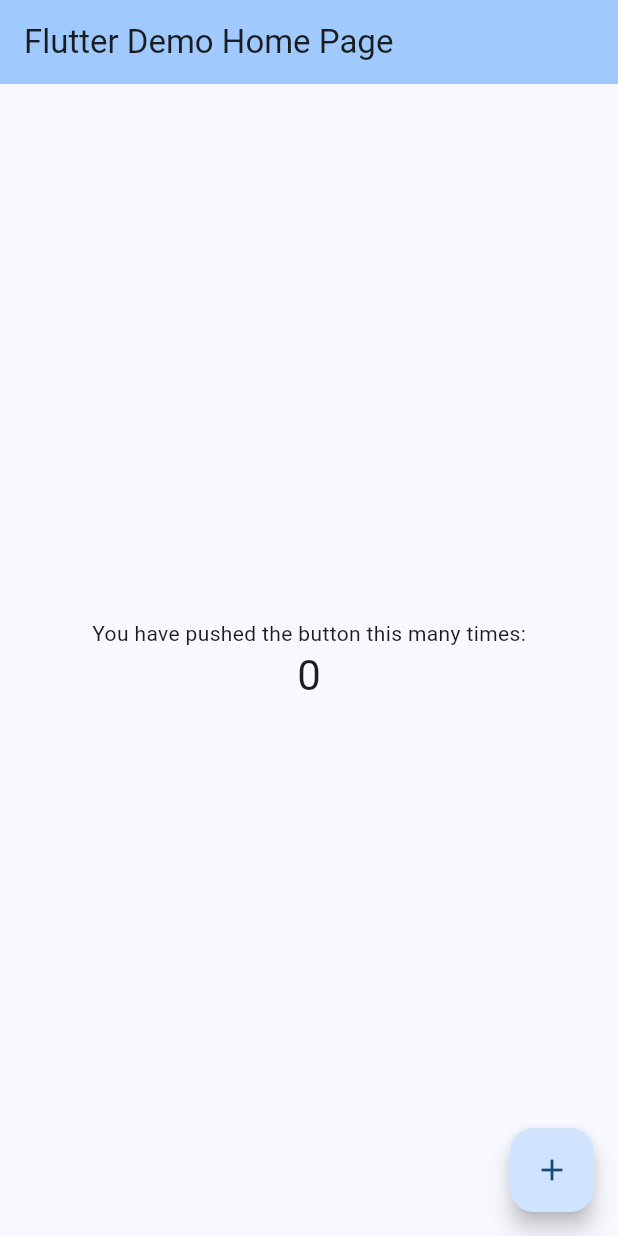
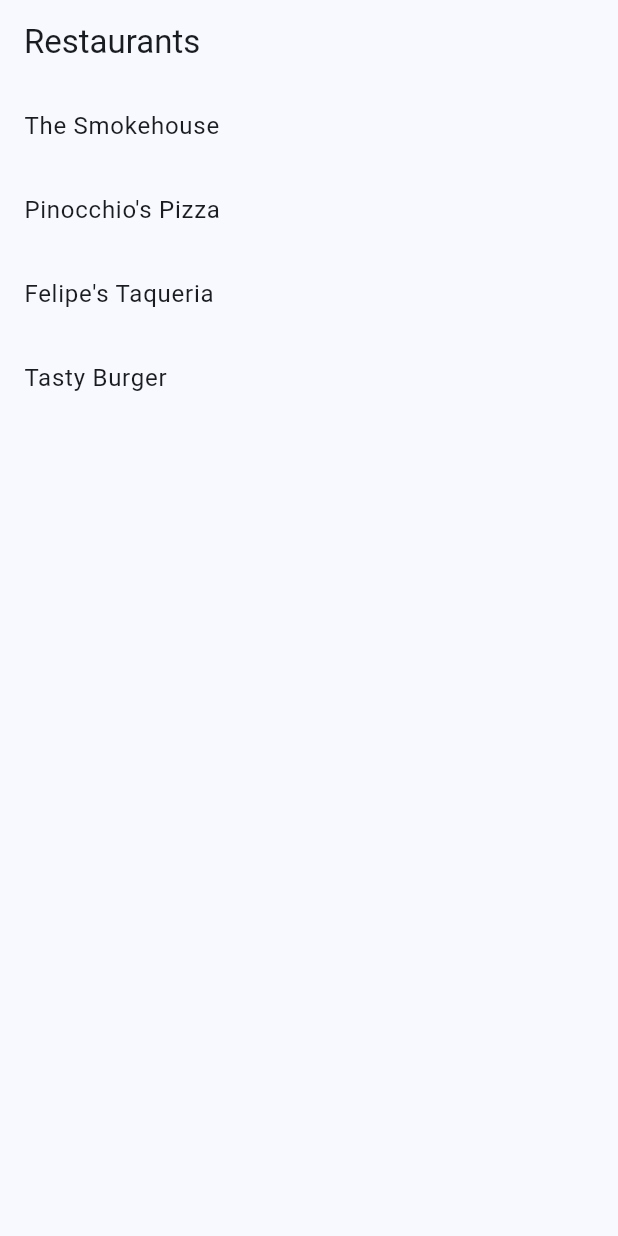
Before and after one commit to Lopez4163/Restaurant_App, a Flutter app: the screen it shows after launch, on a phone screen of 412 x 824 dp. Run offline on Flutter 3.47's test engine with Material 3 defaults, Android fonts, the phone set to English and light mode, and no system bars.

Commit message:
Display JSON data in a list
- Implemented functionality to load and display restaurant names from JSON data in a list view.

```diff
--- a/lib/main.dart
+++ b/lib/main.dart
@@ -1,4 +1,6 @@
 import 'package:flutter/material.dart';
+import 'dart:convert';
+import 'package:flutter/services.dart' show rootBundle;
 
 void main() {
   runApp(const MyApp());
@@ -10,60 +12,95 @@ class MyApp extends StatelessWidget {
   @override
   Widget build(BuildContext context) {
     return MaterialApp(
-      title: 'Flutter Demo',
+      title: 'Restaurant App',
       theme: ThemeData(
         colorScheme: ColorScheme.fromSeed(seedColor: Colors.blue),
         useMaterial3: true,
       ),
       debugShowCheckedModeBanner: false,
-      home: const MyHomePage(title: 'Flutter Demo Home Page'),
+      home: const RestaurantListScreen(),
     );
   }
 }
 
-class MyHomePage extends StatefulWidget {
-  const MyHomePage({super.key, required this.title});
-  final String title;
+class RestaurantListScreen extends StatefulWidget {
+  const RestaurantListScreen({super.key});
 
   @override
-  State<MyHomePage> createState() => _MyHomePageState();
+  // ignore: library_private_types_in_public_api
+  _RestaurantListScreenState createState() => _RestaurantListScreenState();
 }
 
-class _MyHomePageState extends State<MyHomePage> {
-  int _counter = 0;
+class _RestaurantListScreenState extends State<RestaurantListScreen> {
+  late Future<List<Restaurant>> _restaurants;
 
-  void _incrementCounter() {
-    setState(() {
-      _counter++;
-    });
+  @override
+  void initState() {
+    super.initState();
+    _restaurants =
+        loadRestaurants(); // Load restaurant data when the widget is initialized
+  }
+
+  Future<List<Restaurant>> loadRestaurants() async {
+    // Load the JSON data from the assets
+    final data = await rootBundle.loadString('assets/restaurants.json');
+    // Decode the JSON data
+    final List<dynamic> jsonResult = json.decode(data);
+    // Convert the JSON data into a list of Restaurant objects
+    return jsonResult.map((json) => Restaurant.fromJson(json)).toList();
   }
 
   @override
   Widget build(BuildContext context) {
     return Scaffold(
       appBar: AppBar(
-        backgroundColor: Theme.of(context).colorScheme.inversePrimary,
-        title: Text(widget.title),
+        title: const Text('Restaurants'), // Title of the AppBar
       ),
-      body: Center(
-        child: Column(
-          mainAxisAlignment: MainAxisAlignment.center,
-          children: <Widget>[
-            const Text(
-              'You have pushed the button this many times:',
-            ),
-            Text(
-              '$_counter',
-              style: Theme.of(context).textTheme.headlineMedium,
-            ),
-          ],
-        ),
-      ),
-      floatingActionButton: FloatingActionButton(
-        onPressed: _incrementCounter,
-        tooltip: 'Increment',
-        child: const Icon(Icons.add),
+      body: FutureBuilder<List<Restaurant>>(
+        future: _restaurants, // Future to fetch the restaurant data
+        builder: (context, snapshot) {
+          // Check the state of the Future
+          if (snapshot.connectionState == ConnectionState.waiting) {
+            // Display a loading indicator while waiting for data
+            return const Center(child: CircularProgressIndicator());
+          } else if (snapshot.hasError) {
+            // Display an error message if something goes wrong
+            return Center(child: Text('Error: ${snapshot.error}'));
+          } else if (!snapshot.hasData || snapshot.data!.isEmpty) {
+            // Display a message if no data is found
+            return const Center(child: Text('No restaurants found.'));
+          } else {
+            // If data is available, display it in a ListView
+            final restaurants = snapshot.data!;
+            return ListView.builder(
+              itemCount: restaurants.length, // Number of items in the list
+              itemBuilder: (context, index) {
+                final restaurant = restaurants[index];
+                return ListTile(
+                  title: Text(restaurant.name), // Display the restaurant name
+                );
+              },
+            );
+          }
+        },
       ),
     );
   }
 }
+
+class Restaurant {
+  final int id;
+  final String name;
+  final String cuisine;
+
+  Restaurant({required this.id, required this.name, required this.cuisine});
+
+  // Factory method to create a Restaurant object from JSON data
+  factory Restaurant.fromJson(Map<String, dynamic> json) {
+    return Restaurant(
+      id: json['id'],
+      name: json['name'],
+      cuisine: json['cuisine'],
+    );
+  }
+}
```
